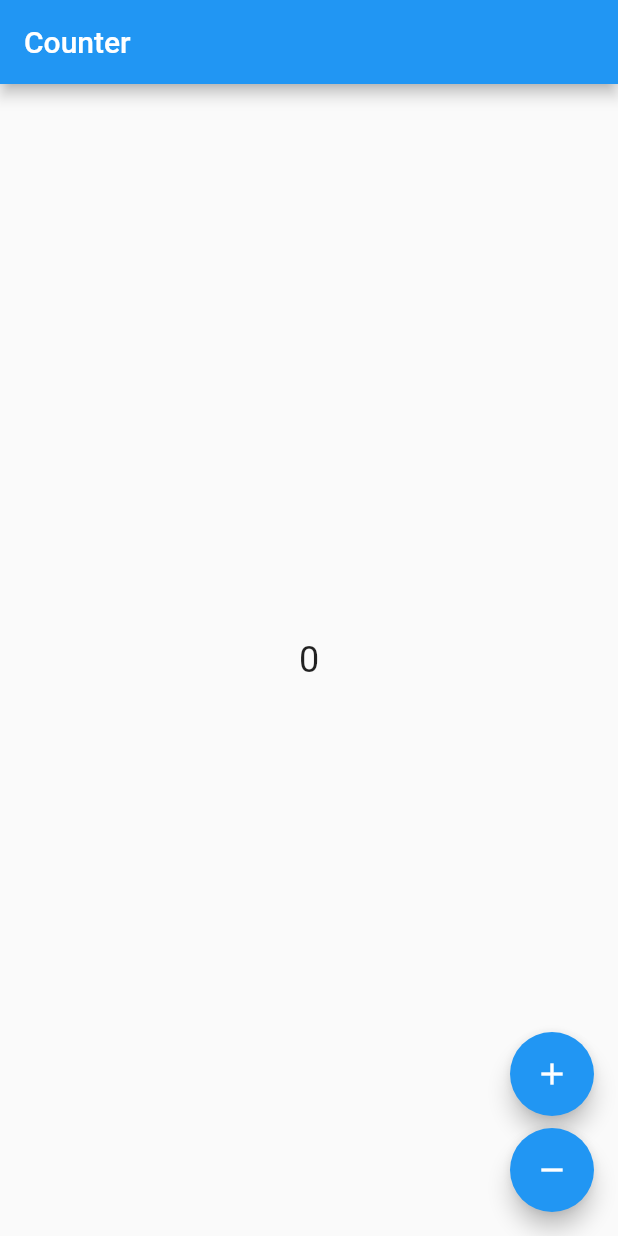
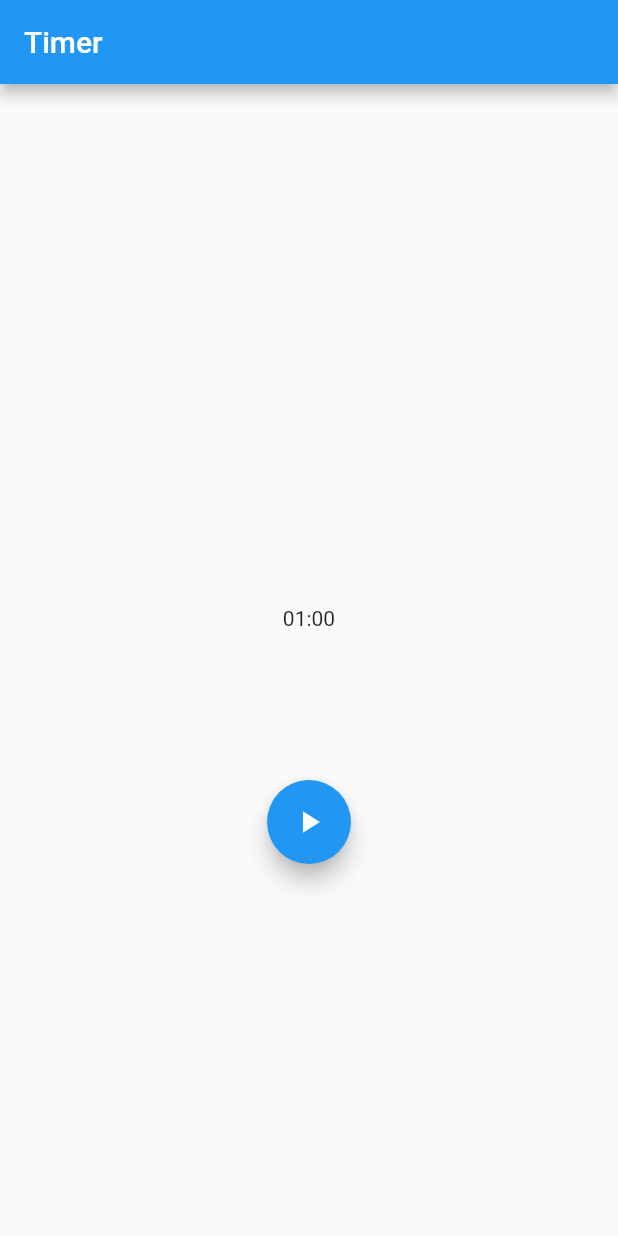
Before and after one commit to JooYoo/Flutter-blocPlayground, a Flutter app: the screen it shows after launch, on a phone screen of 412 x 824 dp. Run offline on Flutter 3.47's test engine with Material 2 defaults, Android fonts, the phone set to English and light mode, and no system bars; our stand-ins replace bloc, equatable, flutter_bloc.

Commit message:
feat: created timer

```diff
--- a/lib/app.dart
+++ b/lib/app.dart
@@ -1,6 +1,14 @@
-import 'package:bloc_playground/view/counter_page.dart';
+import 'package:bloc_playground/timer/view/timer_page.dart';
 import 'package:flutter/material.dart';
 
-class CounterApp extends MaterialApp {
-  const CounterApp({super.key}) : super(home: const CounterPage());
+class TimerApp extends StatelessWidget {
+  const TimerApp({super.key});
+
+  @override
+  Widget build(BuildContext context) {
+    return const MaterialApp(
+      title: 'Flutter Timer',
+      home: TimerPage(),
+    );
+  }
 }
--- a/lib/bloc/counter_bloc.dart
+++ /dev/null
@@ -1,18 +0,0 @@
-import 'package:bloc/bloc.dart';
-import 'package:flutter/material.dart';
-part 'counter_event.dart';
-part 'counter_state.dart';
-
-class CounterBloc extends Bloc<CounterEvent, CounterState> {
-  CounterBloc() : super(CounterInitial()) {
-    on<CounterIncrementPressed>((event, emit) {
-      int val = state.val + 1;
-      emit(IncrementState(val));
-    });
-
-    on<CounterDecrementPressed>((event, emit) {
-      int val = state.val - 1;
-      emit(DecrementState(val));
-    });
-  }
-}
--- a/lib/bloc/counter_event.dart
+++ /dev/null
@@ -1,8 +0,0 @@
-part of 'counter_bloc.dart';
-
-@immutable
-abstract class CounterEvent {}
-
-class CounterIncrementPressed extends CounterEvent {}
-
-class CounterDecrementPressed extends CounterEvent {}
--- a/lib/bloc/counter_state.dart
+++ /dev/null
@@ -1,23 +0,0 @@
-part of 'counter_bloc.dart';
-
-abstract class CounterState {
-  final int val;
-
-  const CounterState(this.val);
-}
-
-class CounterInitial extends CounterState {
-  CounterInitial() : super(0);
-}
-
-class IncrementState extends CounterState {
-  final int value;
-
-  IncrementState(this.value) : super(value);
-}
-
-class DecrementState extends CounterState {
-  final int value;
-
-  DecrementState(this.value) : super(value);
-}
--- a/lib/main.dart
+++ b/lib/main.dart
@@ -2,5 +2,5 @@ import 'package:bloc_playground/app.dart';
 import 'package:flutter/material.dart';
 
 void main() {
-  runApp(const CounterApp());
+  runApp(const TimerApp());
 }
--- /dev/null
+++ b/lib/ticker.dart
@@ -0,0 +1,10 @@
+class Ticker {
+  // constructor
+  const Ticker();
+
+  // function: the seconds as param, return a stream
+  Stream<int> tick({required int ticks}) {
+    return Stream.periodic(const Duration(seconds: 1), (x) => ticks - x - 1)
+        .take(ticks);
+  }
+}
--- /dev/null
+++ b/lib/timer/bloc/timer_bloc.dart
@@ -0,0 +1,101 @@
+import 'dart:async';
+
+import 'package:bloc/bloc.dart';
+import 'package:bloc_playground/ticker.dart';
+import 'package:equatable/equatable.dart';
+import 'package:meta/meta.dart';
+
+part 'timer_event.dart';
+part 'timer_state.dart';
+
+class TimerBloc extends Bloc<TimerEvent, TimerState> {
+  final Ticker _ticker;
+  StreamSubscription<int>? _tickerSubscription;
+
+  // Define the init state TODO: maybe it can be set inside timer_state
+  static const int _duration = 60;
+
+  TimerBloc({required Ticker ticker})
+      : _ticker = ticker,
+        super(const TimerInitial(_duration)) {
+    on<TimerStarted>(_onStarted);
+    on<_TimerTicked>(_onTicked);
+    on<TimerPaused>(_onPaused);
+    on<TimerResumed>(_onResumed);
+    on<TimerReset>(_onReset);
+  }
+
+  /// A lifecycel hook
+  /// override the close method on TimerBloc
+  /// so that we can cancel the _tickerSubscription when the TimerBloc is closed.
+  @override
+  Future<void> close() {
+    _tickerSubscription?.cancel();
+    return super.close();
+  }
+
+  /* ---------------------------- Private functions --------------------------- */
+  /// When start Timer
+  /// - event: TimerStarted
+  /// - state: TimeRunInProgress
+  void _onStarted(TimerStarted event, Emitter<TimerState> emit) {
+    emit(TimerRunInProgress(event.duration));
+
+    // close the open subscription just in case there is one
+    _tickerSubscription?.cancel();
+    // listen to the _ticker.tick stream
+    // on every tick add a _TimerTicked event with the remaining duration.
+    _tickerSubscription = _ticker
+        .tick(ticks: event.duration)
+        .listen((duration) => add(_TimerTicked(duration: duration)));
+  }
+
+  /// When Timer is running
+  /// - event: _TimerTicked
+  /// - state: TimerRunInProgress or TimerRunComplete
+  void _onTicked(_TimerTicked event, Emitter<TimerState> emit) {
+    // The timer is running, check if the duration is greater than 0
+    // set the state to TimerRunInProgress
+    // otherwise set the state to TimerRunComplete
+    emit(
+      event.duration > 0
+          ? TimerRunInProgress(event.duration)
+          : TimerRunComplete(),
+    );
+  }
+
+  /// When Timer is pause
+  /// - event: TimerPaused
+  /// - state: TimerRunPause
+  void _onPaused(TimerPaused event, Emitter<TimerState> emit) {
+    // Ensure the state is TimerRunInProgress
+    // Pause the subscription, stop to get new ticks
+    if (state is TimerRunInProgress) {
+      _tickerSubscription?.pause();
+      emit(TimerRunPause(state.duration));
+    }
+  }
+
+  /// When Timer is resumed from Pause
+  /// - event: TimerResumed
+  /// - state: TimerRunInProgress
+  void _onResumed(TimerResumed resume, Emitter<TimerState> emit) {
+    // Ensure the current state is TimerRunPause
+    // Resume the subscription, continue to get new ticks
+    if (state is TimerRunPause) {
+      _tickerSubscription?.resume();
+      emit(TimerRunInProgress(state.duration));
+    }
+  }
+
+  /// When Timer is reset
+  /// - event: TimerReset
+  /// - state: TimerInitial
+  void _onReset(TimerReset event, Emitter<TimerState> emit) {
+    // No matter what the current state is
+    // Cancel the subscription, stop to get any new ticks
+    // Push the TimerInitial with original duration
+    _tickerSubscription?.cancel();
+    emit(const TimerInitial(_duration));
+  }
+}
--- /dev/null
+++ b/lib/timer/bloc/timer_event.dart
@@ -0,0 +1,27 @@
+part of 'timer_bloc.dart';
+
+abstract class TimerEvent {
+  const TimerEvent();
+}
+
+class TimerStarted extends TimerEvent {
+  final int duration;
+  const TimerStarted({required this.duration});
+}
+
+class _TimerTicked extends TimerEvent {
+  final int duration;
+  const _TimerTicked({required this.duration});
+}
+
+class TimerPaused extends TimerEvent {
+  const TimerPaused();
+}
+
+class TimerResumed extends TimerEvent {
+  const TimerResumed();
+}
+
+class TimerReset extends TimerEvent {
+  const TimerReset();
+}
--- /dev/null
+++ b/lib/timer/bloc/timer_state.dart
@@ -0,0 +1,44 @@
+part of 'timer_bloc.dart';
+
+abstract class TimerState extends Equatable {
+  final int duration;
+  const TimerState(this.duration);
+
+  // Equatable
+  @override
+  List<Object> get props => [duration];
+}
+
+/* ------ There are multiple events are available to each of the state. ----- */
+
+// TODO: update the state classes, should related with state
+/// - start
+class TimerInitial extends TimerState {
+  const TimerInitial(super.duration);
+
+  @override
+  String toString() => 'TimerInitial { duration: $duration }';
+}
+
+/// - pause
+/// - reset
+class TimerRunInProgress extends TimerState {
+  const TimerRunInProgress(super.duration);
+
+  @override
+  String toString() => 'TimerRunInProgress { duration: $duration }';
+}
+
+/// - resume
+/// - reset
+class TimerRunPause extends TimerState {
+  const TimerRunPause(super.duration);
+
+  @override
+  String toString() => 'TimerRunPause { duration: $duration }';
+}
+
+/// - rest
+class TimerRunComplete extends TimerState {
+  const TimerRunComplete() : super(0);
+}
--- /dev/null
+++ b/lib/timer/view/timer_button.dart
@@ -0,0 +1,63 @@
+import 'package:bloc_playground/timer/bloc/timer_bloc.dart';
+import 'package:flutter/material.dart';
+import 'package:flutter_bloc/flutter_bloc.dart';
+
+class TimerButtons extends StatelessWidget {
+  const TimerButtons({super.key});
+
+  @override
+  Widget build(BuildContext context) {
+    return BlocBuilder<TimerBloc, TimerState>(
+      builder: (context, state) {
+        return Row(
+          mainAxisAlignment: MainAxisAlignment.spaceEvenly,
+          children: [
+            /* ---------------------------- Timer is initial ---------------------------- */
+            if (state is TimerInitial) ...[
+              FloatingActionButton(
+                child: const Icon(Icons.play_arrow),
+                onPressed: () => context
+                    .read<TimerBloc>()
+                    .add(TimerStarted(duration: state.duration)),
+              )
+            ],
+            /* ---------------------------- Timer is running ---------------------------- */
+            if (state is TimerRunInProgress) ...[
+              FloatingActionButton(
+                child: const Icon(Icons.pause),
+                onPressed: () =>
+                    context.read<TimerBloc>().add(const TimerPaused()),
+              ),
+              FloatingActionButton(
+                child: const Icon(Icons.replay),
+                onPressed: () =>
+                    context.read<TimerBloc>().add(const TimerReset()),
+              )
+            ],
+            /* ----------------------------- Timer is paused ---------------------------- */
+            if (state is TimerRunPause) ...[
+              FloatingActionButton(
+                child: const Icon(Icons.play_arrow),
+                onPressed: () =>
+                    context.read<TimerBloc>().add(const TimerResumed()),
+              ),
+              FloatingActionButton(
+                child: const Icon(Icons.replay),
+                onPressed: () =>
+                    context.read<TimerBloc>().add(const TimerReset()),
+              ),
+            ],
+            /* ---------------------------- Timer is complete --------------------------- */
+            if (state is TimerRunComplete) ...[
+              FloatingActionButton(
+                child: const Icon(Icons.replay),
+                onPressed: () =>
+                    context.read<TimerBloc>().add(const TimerReset()),
+              ),
+            ]
+          ],
+        );
+      },
+    );
+  }
+}
--- /dev/null
+++ b/lib/timer/view/timer_page.dart
@@ -0,0 +1,20 @@
+import 'package:bloc_playground/ticker.dart';
+import 'package:bloc_playground/timer/bloc/timer_bloc.dart';
+import 'package:bloc_playground/timer/view/timer_view.dart';
+import 'package:flutter/material.dart';
+import 'package:flutter_bloc/flutter_bloc.dart';
+
+class TimerPage extends StatelessWidget {
+  const TimerPage({super.key});
+
+  /// BlocProvider:
+  /// - Dependency Injection
+  /// - Provide the TimerBloc to the child widget
+  @override
+  Widget build(BuildContext context) {
+    return BlocProvider(
+      create: (_) => TimerBloc(ticker: const Ticker()),
+      child: const TimerView(),
+    );
+  }
+}
--- /dev/null
+++ b/lib/timer/view/timer_text.dart
@@ -0,0 +1,21 @@
+import 'package:bloc_playground/timer/bloc/timer_bloc.dart';
+import 'package:flutter/material.dart';
+import 'package:flutter_bloc/flutter_bloc.dart';
+
+class TimerText extends StatelessWidget {
+  const TimerText({super.key});
+
+  @override
+  Widget build(BuildContext context) {
+    // get the duration from bloc-state
+    final duration = context.select((TimerBloc bloc) => bloc.state.duration);
+
+    // format the timer text: min-str, sec-str
+    // ensure it's always display two digits
+    final minutesStr =
+        ((duration / 60) % 60).floor().toString().padLeft(2, '0');
+    final secondsStr = (duration % 60).floor().toString().padLeft(2, '0');
+
+    return Text('$minutesStr:$secondsStr');
+  }
+}
--- /dev/null
+++ b/lib/timer/view/timer_view.dart
@@ -0,0 +1,29 @@
+import 'package:bloc_playground/timer/view/timer_button.dart';
+import 'package:bloc_playground/timer/view/timer_text.dart';
+import 'package:flutter/material.dart';
+
+class TimerView extends StatelessWidget {
+  const TimerView({super.key});
+
+  @override
+  Widget build(BuildContext context) {
+    return Scaffold(
+      appBar: AppBar(title: const Text('Timer')),
+      body: Stack(
+        children: [
+          Column(
+            mainAxisAlignment: MainAxisAlignment.center,
+            crossAxisAlignment: CrossAxisAlignment.center,
+            children: const [
+              Padding(
+                padding: EdgeInsets.symmetric(vertical: 100.0),
+                child: Center(child: TimerText()),
+              ),
+              TimerButtons()
+            ],
+          )
+        ],
+      ),
+    );
+  }
+}
--- a/lib/view/counter_page.dart
+++ /dev/null
@@ -1,18 +0,0 @@
-import 'package:bloc_playground/bloc/counter_bloc.dart';
-import 'package:bloc_playground/view/counter_view.dart';
-import 'package:flutter/material.dart';
-import 'package:flutter_bloc/flutter_bloc.dart';
-
-class CounterPage extends StatelessWidget {
-  const CounterPage({super.key});
-
-  @override
-  Widget build(BuildContext context) {
-    return MaterialApp(
-      home: BlocProvider(
-        create: (_) => CounterBloc(),
-        child: const CounterView(),
-      ),
-    );
-  }
-}
--- a/lib/view/counter_view.dart
+++ /dev/null
@@ -1,38 +0,0 @@
-import 'package:bloc_playground/bloc/counter_bloc.dart';
-import 'package:flutter/material.dart';
-import 'package:flutter_bloc/flutter_bloc.dart';
-
-class CounterView extends StatelessWidget {
-  const CounterView({super.key});
-
-  @override
-  Widget build(BuildContext context) {
-    return Scaffold(
-      appBar: AppBar(title: const Text('Counter')),
-      body: Center(
-        child: BlocBuilder<CounterBloc, CounterState>(
-          builder: (context, state) {
-            return Text('${state.val}', style: const TextStyle(fontSize: 24.0));
-          },
-        ),
-      ),
-      floatingActionButton: Column(
-        mainAxisAlignment: MainAxisAlignment.end,
-        crossAxisAlignment: CrossAxisAlignment.end,
-        children: <Widget>[
-          FloatingActionButton(
-            child: const Icon(Icons.add),
-            onPressed: () =>
-                context.read<CounterBloc>().add(CounterIncrementPressed()),
-          ),
-          const SizedBox(height: 8),
-          FloatingActionButton(
-            child: const Icon(Icons.remove),
-            onPressed: () =>
-                context.read<CounterBloc>().add(CounterDecrementPressed()),
-          ),
-        ],
-      ),
-    );
-  }
-}
--- a/pubspec.yaml
+++ b/pubspec.yaml
@@ -8,6 +8,7 @@ environment:
 
 dependencies:
   bloc: ^8.1.0
+  equatable: ^2.0.3
   flutter_bloc: ^8.1.1
   flutter:
     sdk: flutter
```
Also changed, not shown: pubspec.lock.
